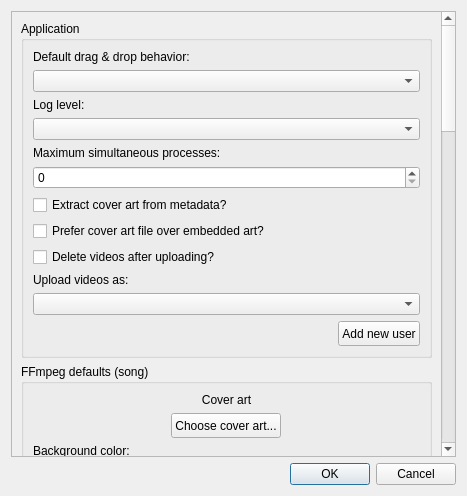
The window that src/ui/settingswindow.ui (7x11x13/songs-to-youtube) describes before a commit, drawn with Qt 5.
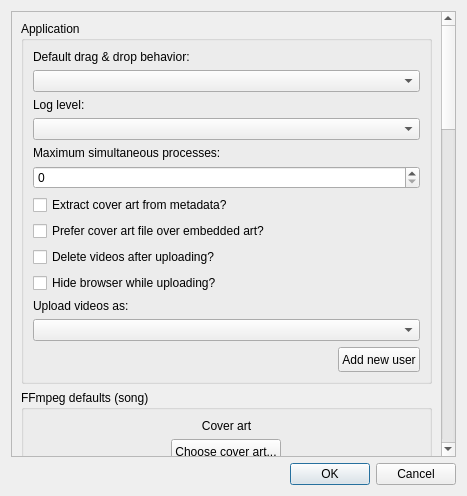
The same window after the commit. Custom widgets are drawn as their Qt base class.

Commit message: Add headless browser mode, enabled by default

Patch:
```diff
--- a/src/ui/settingswindow.ui
+++ b/src/ui/settingswindow.ui
@@ -56,7 +56,7 @@
         <x>0</x>
         <y>0</y>
         <width>433</width>
-        <height>1726</height>
+        <height>1751</height>
        </rect>
       </property>
       <property name="sizePolicy">
@@ -154,6 +154,13 @@
             </property>
            </widget>
           </item>
+          <item>
+           <widget class="SettingCheckBox" name="headlessBrowser">
+            <property name="text">
+             <string>Hide browser while uploading?</string>
+            </property>
+           </widget>
+          </item>
           <item>
            <widget class="QLabel" name="label_11">
             <property name="text">
```
The commit also changes 5 other files.
